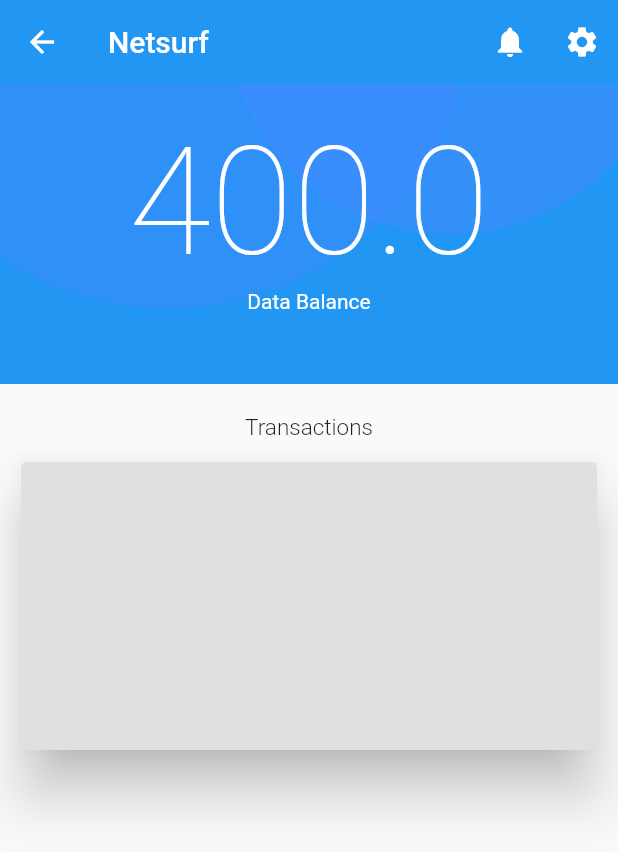
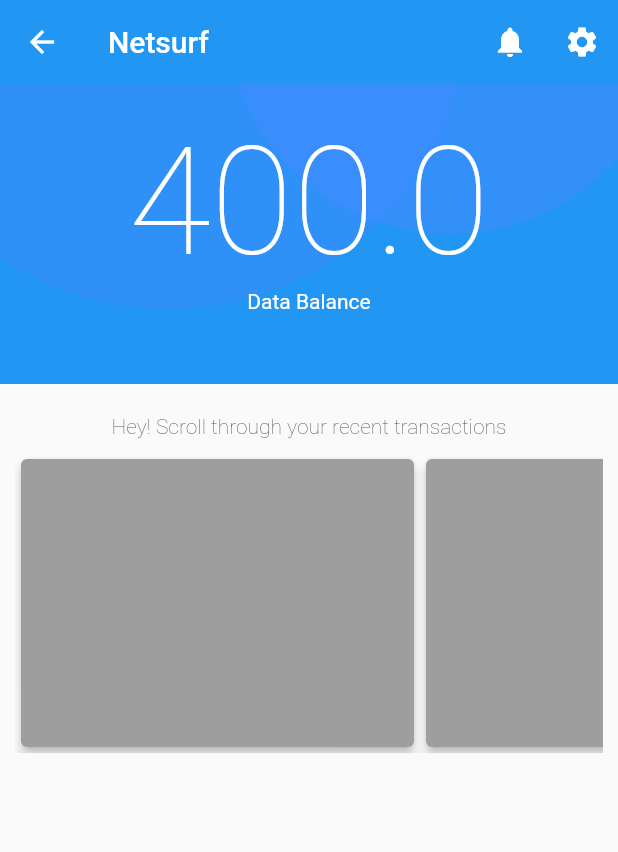
Before and after one commit to Fstackdevio/Netsurf-Mobile, a Flutter app: the HomeScreen screen opened directly, on a phone screen of 412 x 824 dp. Shown: the top 852 px of the screen. Run offline on Flutter 3.47's test engine with Material 2 defaults, Android fonts, the phone set to English and light mode, and no system bars.

Commit message:
Implemented horizontal listview on home page

```diff
--- a/lib/pages/home.dart
+++ b/lib/pages/home.dart
@@ -107,18 +107,65 @@ class _HomeScreenState extends State<HomeScreen> {
             ),
             new Container(
                 alignment: Alignment.topCenter,
-                padding: EdgeInsets.only(top:20.0, left: 20.0, right: 20.0, bottom: 10.0),
+                padding: EdgeInsets.only(top:20.0,left: 20.0, right: 20.0, bottom: 10.0),
                 child: new Text(
-                  'Transactions',
-                  style: new TextStyle(fontWeight: FontWeight.w300, fontSize: 15.0),
+                  'Hey! Scroll through your recent transactions',
+                  style: new TextStyle(fontWeight: FontWeight.w200, fontSize: 14.0),
                 )),
             new Container(
               padding: EdgeInsets.only(left: 10.0, right: 10.0),
               height: 200.0,
               width: double.infinity,
-              child: new Card(
-                elevation: 16.0, color: Colors.grey[300], clipBehavior: Clip.hardEdge,
-              )
+           child: new ListView(
+             scrollDirection: Axis.horizontal,
+             shrinkWrap: true,
+             children: <Widget>[
+               new Container(
+                 height: 300.0,
+                 width: 270.0,
+                 child: new Card(
+                elevation: 3.0, color: Colors.grey[500], clipBehavior: Clip.hardEdge,
+               child: new Column(
+                 children: <Widget>[
+                   ],
+               )
+              ),
+               ),
+              new Container(
+                height: 300.0,
+                 width: 270.0,
+                 child: new Card(
+                elevation: 3.0, color: Colors.grey[500], clipBehavior: Clip.hardEdge,
+               child: new Column(
+                 children: <Widget>[
+                   ],
+               )
+              ),
+              ),
+            new Container(
+              height: 300.0,
+                 width: 270.0,
+                child: new Card(
+                elevation: 3.0, color: Colors.grey[500], clipBehavior: Clip.hardEdge,
+               child: new Column(
+                 children: <Widget>[
+                   ],
+               )
+              ),
+            ),
+            new Container(
+              height: 300.0,
+                 width: 270.0,
+                child: new Card(
+                elevation: 3.0, color: Colors.grey[500], clipBehavior: Clip.hardEdge,
+               child: new Column(
+                 children: <Widget>[
+                   ],
+               )
+              ),
+            ),
+             ],
+           ),
             )
           ],
         ));
```
